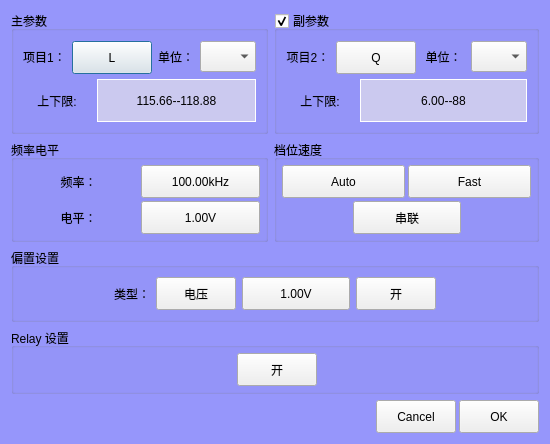
The window that UiFiles/clsWK6500Meter.ui (caicaiking/WKELightWave) describes before a commit, drawn with Qt 5.
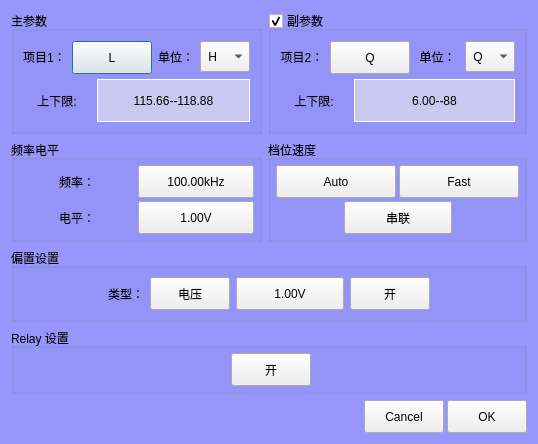
The same window after the commit. Custom widgets are drawn as their Qt base class.

```diff
--- a/UiFiles/clsWK6500Meter.ui
+++ b/UiFiles/clsWK6500Meter.ui
@@ -6,7 +6,7 @@
    <rect>
     <x>0</x>
     <y>0</y>
-    <width>550</width>
+    <width>538</width>
     <height>434</height>
    </rect>
   </property>
@@ -85,7 +85,7 @@
          <widget class="QComboBox" name="cmbItem1">
           <property name="minimumSize">
            <size>
-            <width>0</width>
+            <width>50</width>
             <height>31</height>
            </size>
           </property>
@@ -95,6 +95,26 @@
             <height>16777215</height>
            </size>
           </property>
+          <item>
+           <property name="text">
+            <string> H</string>
+           </property>
+          </item>
+          <item>
+           <property name="text">
+            <string>mH</string>
+           </property>
+          </item>
+          <item>
+           <property name="text">
+            <string>uH</string>
+           </property>
+          </item>
+          <item>
+           <property name="text">
+            <string>nH</string>
+           </property>
+          </item>
          </widget>
         </item>
        </layout>
@@ -217,7 +237,7 @@
          <widget class="QComboBox" name="cmbItem2">
           <property name="minimumSize">
            <size>
-            <width>0</width>
+            <width>50</width>
             <height>31</height>
            </size>
           </property>
@@ -227,6 +247,11 @@
             <height>16777215</height>
            </size>
           </property>
+          <item>
+           <property name="text">
+            <string> Q</string>
+           </property>
+          </item>
          </widget>
         </item>
        </layout>
```
